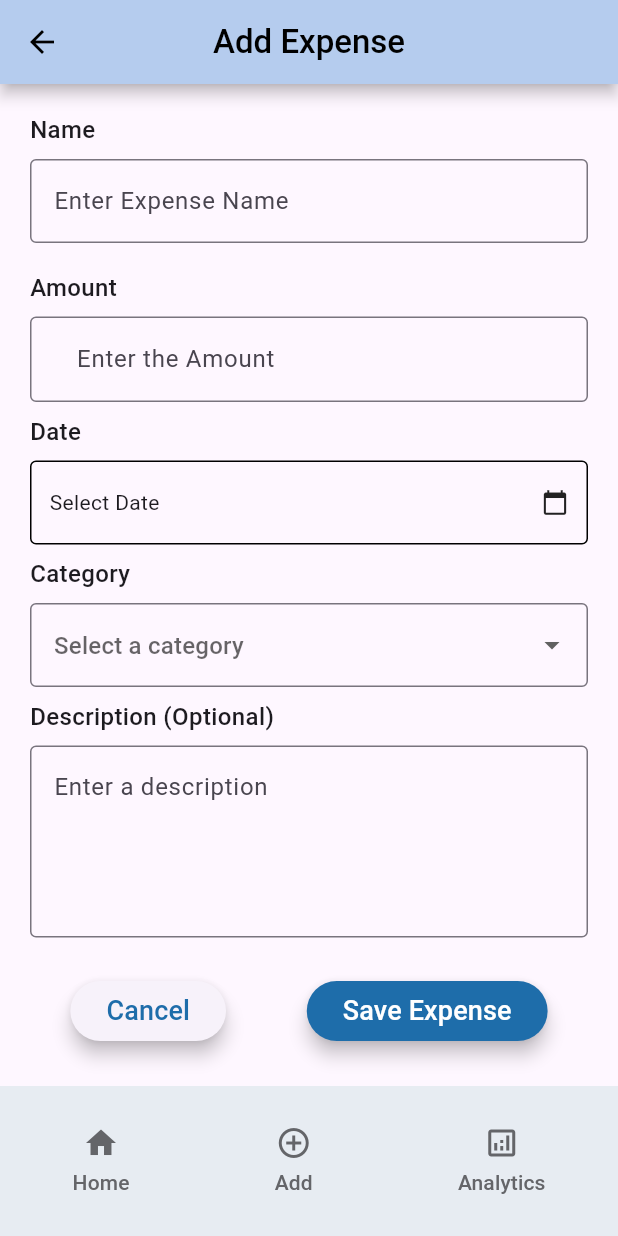
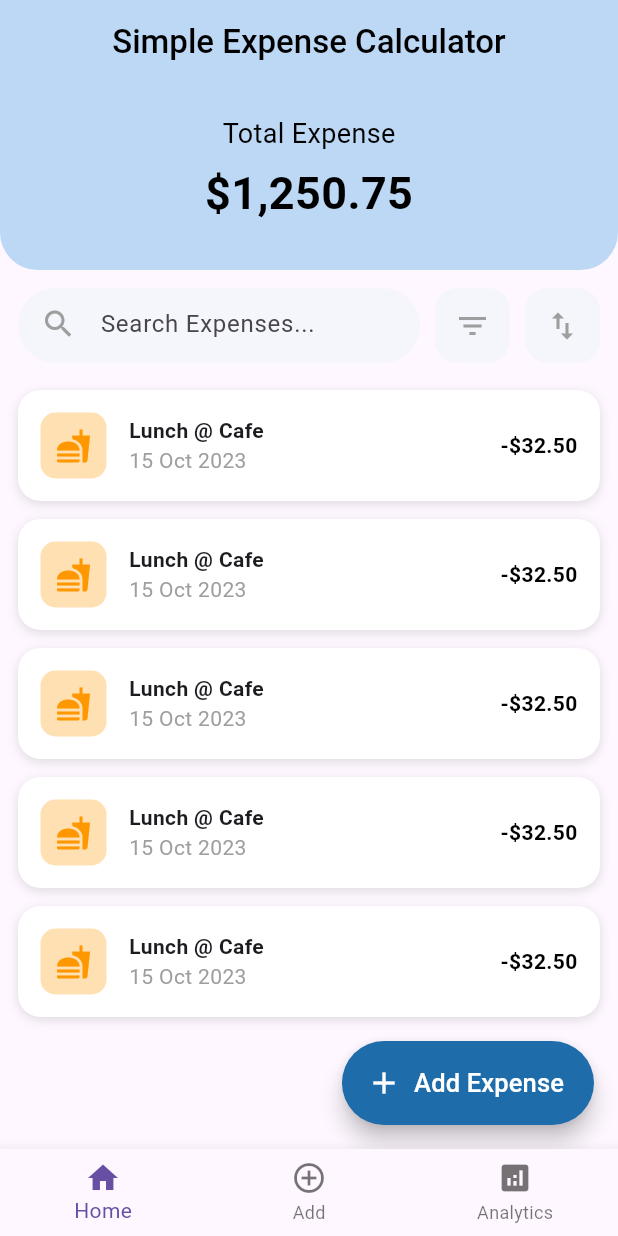
Before and after one commit to FaysalDurlov/Flutter_CSC464_Flutter_Final_Project-Group9-Section1-P004, a Flutter app: the screen it shows after launch, on a phone screen of 412 x 824 dp. Run offline on Flutter 3.47's test engine with Material 3 defaults, Android fonts, the phone set to English and light mode, and no system bars.

Commit message:
home page UI added. Now navbar can chnage the UI page by pressing button 2 of 3 page added

```diff
--- /dev/null
+++ b/simple_expense_calculator/lib/Page Designs/DetailsPage.dart
@@ -0,0 +1,13 @@
+import 'package:flutter/material.dart';
+
+class ExpenseDetailsPage extends StatelessWidget {
+  @override
+  Widget build(BuildContext context) {
+    return Scaffold(
+      appBar: AppBar(title: Text("Expense Details")),
+      body: Center(
+        child: Text("Details Page"),
+      ),
+    );
+  }
+}
--- a/simple_expense_calculator/lib/Page Designs/add_expense_page.dart
+++ b/simple_expense_calculator/lib/Page Designs/add_expense_page.dart
@@ -1,4 +1,5 @@
 import 'package:flutter/material.dart';
+import 'package:simple_expense_calculator/Page%20Designs/home_page.dart';
 
 
 class AddExpensePage extends StatefulWidget {
@@ -30,71 +31,6 @@ class _AddExpensePageState extends State<AddExpensePage> {
   @override
   Widget build(BuildContext context) {
     return Scaffold(
-      bottomNavigationBar: Container(
-        color: Color.fromARGB(255, 231, 236, 242),
-        height: 100,
-        child: Row(
-          mainAxisAlignment: MainAxisAlignment.spaceAround,
-          children: [
-            ElevatedButton(
-              style: TextButton.styleFrom(
-                foregroundColor: Color.fromARGB(255, 100, 101, 105),
-                backgroundColor: Color.fromARGB(255, 231, 236, 242),
-                shadowColor: Colors.transparent,
-              ),
-              onPressed: () {
-                print("Home button pressed");
-              },
-              child: Column(
-                mainAxisAlignment: MainAxisAlignment.center,
-                children: [
-                  Icon(Icons.home_sharp, size: 24),
-                  SizedBox(height: 4),
-                  Text('Home'),
-                ],
-              )
-            ),
-            ElevatedButton(
-              style: TextButton.styleFrom(
-                backgroundColor: Color.fromARGB(255, 231, 236, 242),
-                shadowColor: Colors.transparent,
-                foregroundColor: Color.fromARGB(255, 100, 101, 105),
-              ),
-              onPressed: () {
-                print("Statistics button pressed");
-              },
-              child: Column(
-                mainAxisAlignment: MainAxisAlignment.center,
-                children: [
-                  Icon(Icons.add_circle_outline_outlined, size: 24),
-                  SizedBox(height: 4),
-                  Text('Add'),
-                ],
-              )
-            ),
-            ElevatedButton(
-              style: TextButton.styleFrom(
-                foregroundColor: Color.fromARGB(255, 100, 101, 105),
-                backgroundColor: Color.fromARGB(255, 231, 236, 242),
-                shadowColor: Colors.transparent,
-              ),
-              onPressed: () {
-                print("Analytics button pressed");
-              },
-              child: Column(
-                mainAxisAlignment: MainAxisAlignment.center,
-                children: [
-                  Icon(Icons.analytics_outlined, size: 24),
-                  SizedBox(height: 4),
-                  Text('Analytics'),
-                ],
-              )
-            ),
-          ],
-        ),
-        ),
-
-
         appBar: AppBar(
           backgroundColor: Color.fromARGB(255, 189, 216, 245),
           shadowColor: Colors.black,
@@ -332,6 +268,6 @@ class _AddExpensePageState extends State<AddExpensePage> {
 
             ],
           )
-        );
+    );
   }
 }
--- /dev/null
+++ b/simple_expense_calculator/lib/Page Designs/home_page.dart
@@ -0,0 +1,234 @@
+import 'package:flutter/material.dart';
+import 'package:simple_expense_calculator/Page%20Designs/DetailsPage.dart';
+
+
+
+class HomePageView extends StatefulWidget {
+  const HomePageView({super.key});
+
+  @override
+  State<HomePageView> createState() => _HomePageViewState();
+}
+
+class _HomePageViewState extends State<HomePageView> {
+
+  @override
+  Widget build(BuildContext context) {
+    return Scaffold(
+      appBar: AppBar(
+          backgroundColor: Color.fromARGB(255, 189, 216, 245),
+          centerTitle: true,
+          title: Text('Simple Expense Calculator',
+            style: TextStyle(
+              color: Colors.black,
+              fontSize: 22,
+              fontWeight: FontWeight.w500
+            ),
+          ),
+        ),
+
+
+      body: Column(
+        children: [
+
+          //Top Header
+          Container(
+            width: double.infinity,
+            padding: EdgeInsets.only(top: 20, bottom: 30),
+            decoration: BoxDecoration(
+              color: Color.fromARGB(255, 189, 216, 245),
+              borderRadius: BorderRadius.only(
+                bottomLeft: Radius.circular(25),
+                bottomRight: Radius.circular(25),
+              ),
+            ),
+            child: Column(
+              children: [
+                Text(
+                  "Total Expense",
+                  style: TextStyle(color: Colors.black, fontSize: 18),
+                ),
+                SizedBox(height: 5),
+                Text(
+                  "\$1,250.75",
+                  style: TextStyle(
+                    color: Colors.black,
+                    fontSize: 30,
+                    fontWeight: FontWeight.bold,
+                  ),
+                ),
+              ],
+            ),
+          ),
+
+          //Search Bar
+          Padding(
+            padding: const EdgeInsets.all(12),
+            child: Row(
+              children: [
+                Expanded(
+                  child: Container(
+                    height: 50,
+                    padding: EdgeInsets.symmetric(horizontal: 15),
+                    decoration: BoxDecoration(
+                      color: Color(0xFFF4F6FB),
+                      borderRadius: BorderRadius.circular(25),
+                    ),
+                    child: TextField(
+                      onChanged: (value) {
+                        print(value);
+                      },
+                      decoration: InputDecoration(
+                        icon: Icon(Icons.search, color: Colors.grey),
+                        hintText: "Search Expenses...",
+                        border: InputBorder.none,
+                      ),
+                    ),
+                  ),
+                ),
+                SizedBox(width: 10),
+                iconButton(Icons.filter_list),
+                SizedBox(width: 10),
+                iconButton(Icons.swap_vert),
+              ],
+            ),
+          ),
+
+          // Expense List
+          Expanded(
+            child: ListView.builder(
+              itemCount: 5,
+              itemBuilder: (context, index) {
+                return expenseItem(context);
+              },
+            ),
+          ),
+        ],
+      ),
+
+      floatingActionButton:FloatingActionButton.extended(
+        foregroundColor: Colors.white,
+          backgroundColor: Color.fromARGB(255, 30, 109, 170),
+          shape: RoundedRectangleBorder(
+            borderRadius: BorderRadius.circular(60),
+          ),
+          onPressed: () {
+            print("Add Expense button pressed");
+          },
+          tooltip: 'Add Expense',
+          icon: Icon(Icons.add),
+          label: const Text('Add Expense',
+            style: TextStyle(fontSize: 17,
+                    fontWeight: FontWeight.w500
+            ),
+        ),
+      ),
+    );
+  }
+
+
+
+  Widget iconButton(IconData icon) {
+    return Container(
+      height: 50,
+      width: 50,
+      decoration: BoxDecoration(
+        color: Color(0xFFF4F6FB),
+        borderRadius: BorderRadius.circular(15),
+      ),
+      child: Icon(icon, color: Colors.grey),
+    );
+  }
+
+
+  Widget expenseItem(BuildContext context) {
+    return Padding(
+      padding: const EdgeInsets.symmetric(horizontal: 12, vertical: 6),
+      child: Dismissible(
+        key: UniqueKey(),
+        direction: DismissDirection.endToStart, // the Swipe Direction (Right to Left)
+
+
+
+
+        // Delete Background RED
+        background: Container(
+          padding: EdgeInsets.only(right: 20),
+          alignment: Alignment.centerRight,
+          decoration: BoxDecoration(
+            color: Colors.red,
+            borderRadius: BorderRadius.circular(15),
+          ),
+          child: Icon(Icons.delete, color: Colors.white),
+        ),
+
+        onDismissed: (direction) {
+          print("Deleted");
+        },
+
+        child: GestureDetector(
+          onTap: () {
+            Navigator.push(
+              context,
+              MaterialPageRoute(builder: (_) => ExpenseDetailsPage()),
+            );
+          },
+
+          // Card UI for each expense item
+          child: Container(
+            padding: EdgeInsets.all(15),
+            decoration: BoxDecoration(
+              color: Colors.white,
+              borderRadius: BorderRadius.circular(15),
+              boxShadow: [
+                BoxShadow(
+                  color: Colors.black12,
+                  blurRadius: 5,
+                  offset: Offset(0, 2),
+                )
+              ],
+            ),
+            child: Row(
+              children: [
+                // Icon Box
+                Container(
+                  padding: EdgeInsets.all(10),
+                  decoration: BoxDecoration(
+                    color: Colors.orange.shade100,
+                    borderRadius: BorderRadius.circular(10),
+                  ),
+                  child: Icon(Icons.fastfood, color: Colors.orange),
+                ),
+
+                SizedBox(width: 15),
+
+                // Text Info
+                Expanded(
+                  child: Column(
+                    crossAxisAlignment: CrossAxisAlignment.start,
+                    children: [
+                      Text("Lunch @ Cafe",
+                          style: TextStyle(fontWeight: FontWeight.bold)),
+                      Text("15 Oct 2023",
+                          style: TextStyle(color: Colors.grey)),
+                    ],
+                  ),
+                ),
+
+                // Amount
+                Text(
+                  "-\$32.50",
+                  style: TextStyle(
+                    color: Colors.black,
+                    fontWeight: FontWeight.bold,
+                  ),
+                ),
+              ],
+            ),
+          ),
+        ),
+      ),
+    );
+  }
+
+}
--- /dev/null
+++ b/simple_expense_calculator/lib/Page Designs/mainPage.dart
@@ -0,0 +1,51 @@
+import 'package:flutter/material.dart';
+import 'package:simple_expense_calculator/Page%20Designs/add_expense_page.dart';
+import 'package:simple_expense_calculator/Page%20Designs/home_page.dart';
+
+class MainPage extends StatefulWidget {
+  const MainPage({super.key});
+
+  @override
+  State<MainPage> createState() => _MainPageState();
+}
+
+class _MainPageState extends State<MainPage> {
+
+  int currentIndex = 0;
+  void changeTab(int index) {
+    setState(() {
+      currentIndex = index;
+    });
+  }
+
+  final List<Widget> pages = [
+    HomePageView(),
+    AddExpensePage(),
+    Text("Analytics Page"), // placeholder
+  ];
+
+  @override
+  Widget build(BuildContext context) {
+    return Scaffold(
+      body: pages[currentIndex],
+      bottomNavigationBar: BottomNavigationBar(
+        currentIndex: currentIndex,
+        onTap: changeTab,
+        items: const [
+          BottomNavigationBarItem(
+            icon: Icon(Icons.home),
+            label: "Home",
+          ),
+          BottomNavigationBarItem(
+            icon: Icon(Icons.add_circle_outline_outlined),
+            label: "Add",
+          ),
+          BottomNavigationBarItem(
+            icon: Icon(Icons.analytics),
+            label: "Analytics",
+          ),
+        ],
+      ),
+    );
+  }
+}
--- a/simple_expense_calculator/lib/main.dart
+++ b/simple_expense_calculator/lib/main.dart
@@ -1,5 +1,5 @@
 import 'package:flutter/material.dart';
-import 'package:simple_expense_calculator/Page%20Designs/add_expense_page.dart';
+import 'package:simple_expense_calculator/Page%20Designs/mainPage.dart';
 
 void main() {
   runApp(const MyApp());
@@ -12,68 +12,7 @@ class MyApp extends StatelessWidget {
   Widget build(BuildContext context) {
     return MaterialApp(
       debugShowCheckedModeBanner: false,
-      home: const AddExpensePage(),
+      home: const MainPage(),
     );
   }
 }
-
-
-
-
-
-
-
-class MyHomePage extends StatefulWidget {
-  const MyHomePage({super.key, required this.title});
-  final String title;
-  @override
-  State<MyHomePage> createState() => _MyHomePageState();
-}
-
-class _MyHomePageState extends State<MyHomePage> {
-  int _counter = 0;
-
-  void _incrementCounter() {
-    setState(() {
-      _counter++;
-    });
-  }
-
-  @override
-  Widget build(BuildContext context) {
-    return Scaffold(
-      appBar: AppBar(
-        backgroundColor: Theme.of(context).colorScheme.inversePrimary,
-
-        title: Text(widget.title),
-      ),
-      body: Center(
-        child: Column(
-          mainAxisAlignment: .center,
-          children: [
-            const Text('You have pushed the button this many times:'),
-            Text(
-              '$_counter',
-              style: Theme.of(context).textTheme.headlineMedium,
-            ),
-          ],
-        ),
-      ),
-      floatingActionButton:FloatingActionButton.extended(
-        foregroundColor: Colors.white,
-          backgroundColor: Color.fromARGB(255, 30, 109, 170),
-          shape: RoundedRectangleBorder(
-            borderRadius: BorderRadius.circular(60),
-          ),
-          onPressed: _incrementCounter,
-          tooltip: 'Add Expense',
-          icon: Icon(Icons.add),
-          label: const Text('Add Expense',
-            style: TextStyle(fontSize: 17,
-                    fontWeight: FontWeight.w500
-                    ),
-        ),
-      ),
-    );
-  }
-}
```
